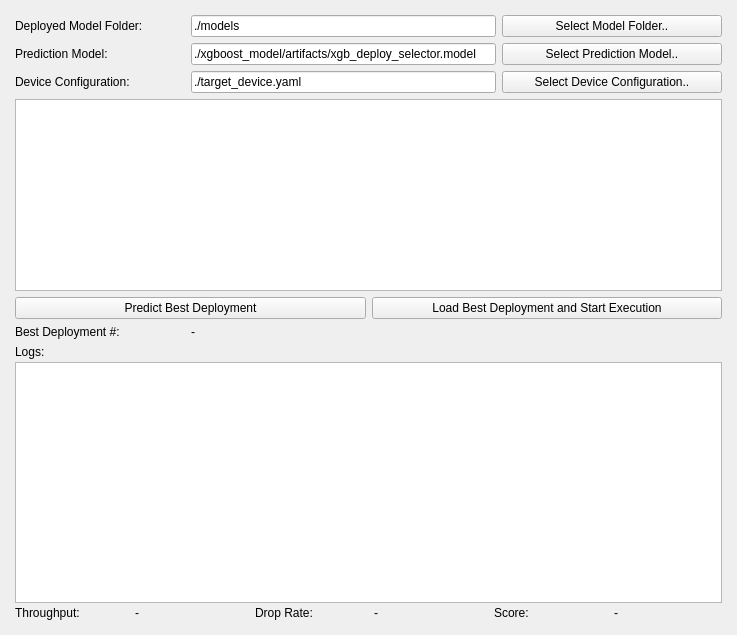
This is best_deploy_finder_executor.ui in misunyu/multimodel-scheduling as Qt 5 draws it before an edit. The edited form follows.
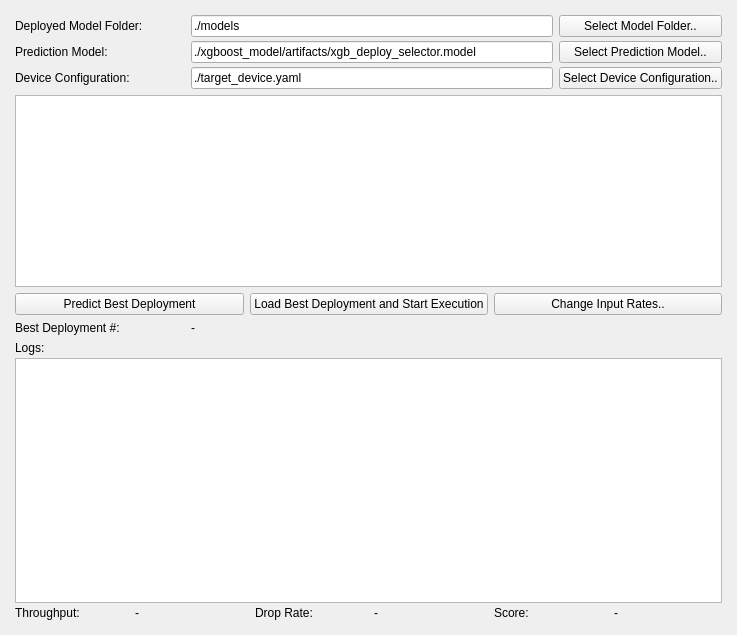
This is the edited form.

Commit message: Remove `merged_train.json` to clean up outdated training data for XGBoost model deployments

Patch:
```diff
--- a/best_deploy_finder_executor.ui
+++ b/best_deploy_finder_executor.ui
@@ -42,11 +42,14 @@
        <number>6</number>
       </property>
       <item>
-       <layout class="QHBoxLayout" name="folder_input_layout" stretch="0,0,0">
-        <property name="spacing">
+       <layout class="QGridLayout" name="input_grid_layout">
+        <property name="horizontalSpacing">
          <number>6</number>
         </property>
-        <item>
+        <property name="verticalSpacing">
+         <number>4</number>
+        </property>
+        <item row="0" column="0">
          <widget class="QLabel" name="label_deployed_model_folder">
           <property name="minimumSize">
            <size>
@@ -65,24 +68,24 @@
           </property>
          </widget>
         </item>
-        <item>
+        <item row="0" column="1">
          <widget class="QLineEdit" name="deployment_model_input">
           <property name="text">
            <string>./models</string>
           </property>
          </widget>
         </item>
-        <item>
+        <item row="0" column="2">
          <widget class="QPushButton" name="deploy_model_browse_button">
           <property name="minimumSize">
            <size>
-            <width>220</width>
+            <width>140</width>
             <height>0</height>
            </size>
           </property>
           <property name="maximumSize">
            <size>
-            <width>220</width>
+            <width>180</width>
             <height>16777215</height>
            </size>
           </property>
@@ -91,14 +94,7 @@
           </property>
          </widget>
         </item>
-       </layout>
-      </item>
-      <item>
-       <layout class="QHBoxLayout" name="prediction_model_layout" stretch="0,0,0">
-        <property name="spacing">
-         <number>6</number>
-        </property>
-        <item>
+        <item row="1" column="0">
          <widget class="QLabel" name="label_prediction_model">
           <property name="minimumSize">
            <size>
@@ -117,24 +113,24 @@
           </property>
          </widget>
         </item>
-        <item>
+        <item row="1" column="1">
          <widget class="QLineEdit" name="prediction_model_input">
           <property name="text">
            <string>./xgboost_model/artifacts/xgb_deploy_selector.model</string>
           </property>
          </widget>
         </item>
-        <item>
+        <item row="1" column="2">
          <widget class="QPushButton" name="prediction_model_browse_button">
           <property name="minimumSize">
            <size>
-            <width>220</width>
+            <width>140</width>
             <height>0</height>
            </size>
           </property>
           <property name="maximumSize">
            <size>
-            <width>220</width>
+            <width>180</width>
             <height>16777215</height>
            </size>
           </property>
@@ -143,14 +139,7 @@
           </property>
          </widget>
         </item>
-       </layout>
-      </item>
-      <item>
-       <layout class="QHBoxLayout" name="device_config_layout" stretch="0,0,0">
-        <property name="spacing">
-         <number>6</number>
-        </property>
-        <item>
+        <item row="2" column="0">
          <widget class="QLabel" name="label_device_configuration">
           <property name="minimumSize">
            <size>
@@ -169,24 +158,24 @@
           </property>
          </widget>
         </item>
-        <item>
+        <item row="2" column="1">
          <widget class="QLineEdit" name="device_config_input">
           <property name="text">
            <string>./target_device.yaml</string>
           </property>
          </widget>
         </item>
-        <item>
+        <item row="2" column="2">
          <widget class="QPushButton" name="device_conf_browse_button">
           <property name="minimumSize">
            <size>
-            <width>220</width>
+            <width>140</width>
             <height>0</height>
            </size>
           </property>
           <property name="maximumSize">
            <size>
-            <width>220</width>
+            <width>180</width>
             <height>16777215</height>
            </size>
           </property>
@@ -220,7 +209,7 @@
        </widget>
       </item>
       <item>
-       <layout class="QHBoxLayout" name="generate_buttons_layout" stretch="0,0">
+       <layout class="QHBoxLayout" name="generate_buttons_layout" stretch="0,0,0">
         <property name="spacing">
          <number>6</number>
         </property>
@@ -238,6 +227,13 @@
           </property>
          </widget>
         </item>
+        <item>
+         <widget class="QPushButton" name="input_rate_button">
+          <property name="text">
+           <string>Change Input Rates..</string>
+          </property>
+         </widget>
+        </item>
        </layout>
       </item>
       <item>
```
The commit also changes 29 other files.
